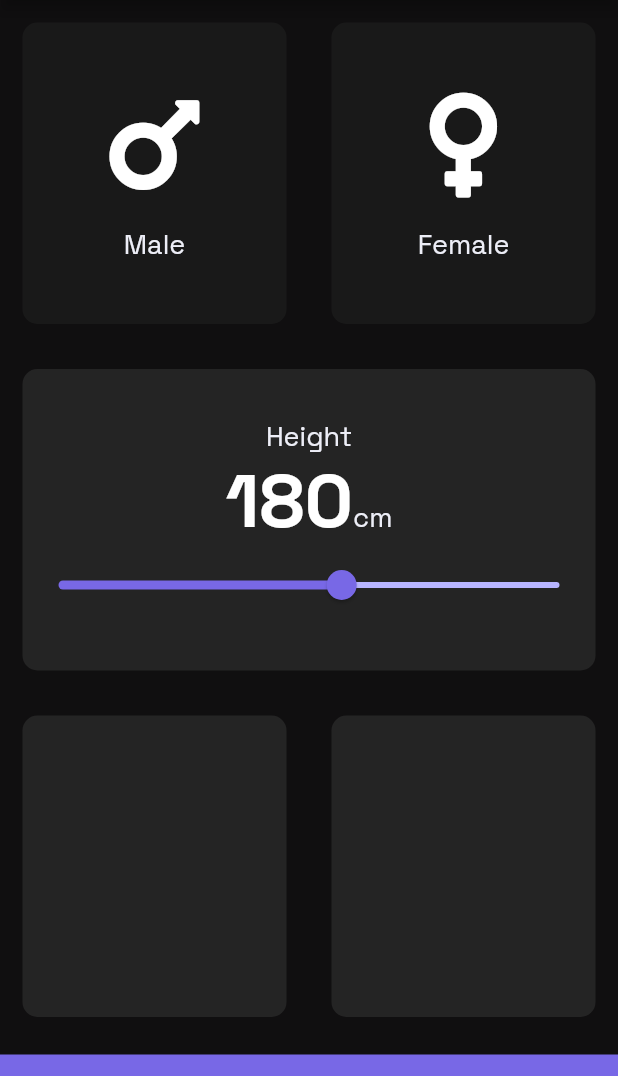
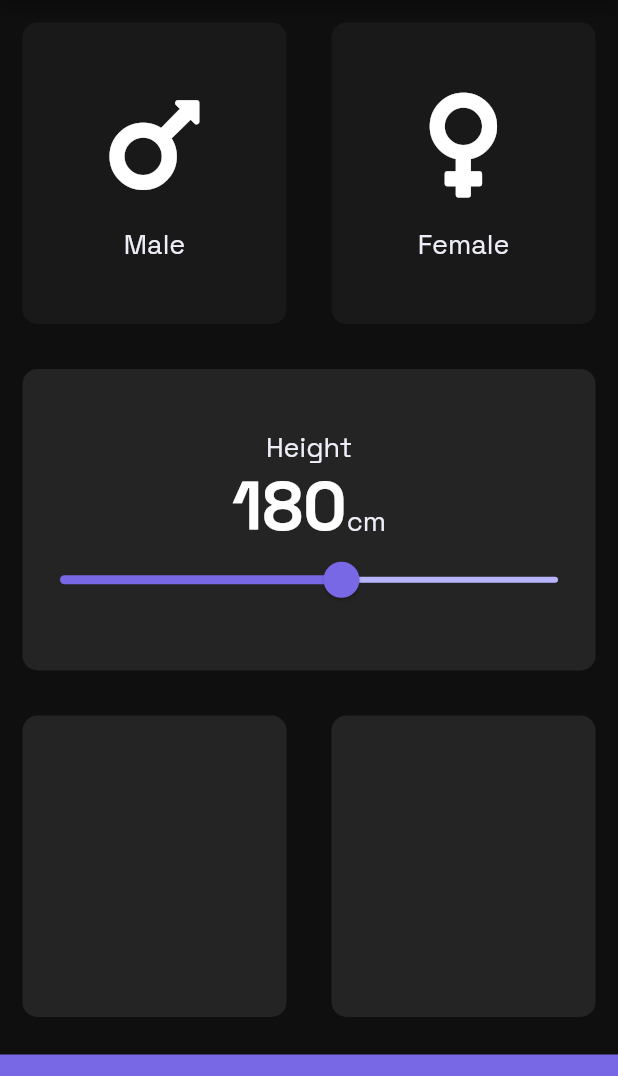
Before and after one commit to Akhmen18/bmi_calc, a Flutter app: the screen it shows after launch, on a phone screen of 412 x 824 dp, the part 84-1160 px from its top. Run offline on Flutter 3.47's test engine with Material 2 defaults, Android fonts, the phone set to English and light mode, and no system bars; our stand-ins replace font_awesome_flutter.

Commit message:
Slider design is added

```diff
--- a/lib/constants.dart
+++ b/lib/constants.dart
@@ -23,7 +23,7 @@ const double kMinHeight = 50.0;
 const double kMaxHeight = 280.0;
 
 const kNumberTextStyle = TextStyle(
-  fontSize: 50.0,
+  fontSize: 45.0,
   fontFamily: 'SpaceGrotesk',
   fontWeight: FontWeight.w700,
 );
--- a/lib/input_page.dart
+++ b/lib/input_page.dart
@@ -85,17 +85,30 @@ class _InputPageState extends State<InputPage> {
                         ),
                       ],
                     ),
-                    Slider(
+                    Padding(
+                      padding: const EdgeInsets.fromLTRB(5.0, 0.0, 5.0, 0.0),
+                      child: SliderTheme(
+                        data: SliderTheme.of(context).copyWith(
+                          thumbColor: kActiveSliderColor,
+                          activeTrackColor: kActiveSliderColor,
+                          inactiveTrackColor: kInactiveSliderColor,
+                          overlayColor: Color(0x297868e6),
+                          thumbShape:
+                              RoundSliderThumbShape(enabledThumbRadius: 12.0),
+                          overlayShape:
+                              RoundSliderOverlayShape(overlayRadius: 20.0),
+                        ),
+                        child: Slider(
                           value: height.toDouble(),
                           min: kMinHeight,
                           max: kMaxHeight,
-                      activeColor: kActiveSliderColor,
-                      inactiveColor: kInactiveSliderColor,
                           onChanged: (double newValue) {
                             setState(() {
                               height = newValue.toInt();
                             });
                           },
+                        ),
+                      ),
                     ),
                   ],
                 ),
```
Lines whose indentation alone changed are shown as unchanged.
